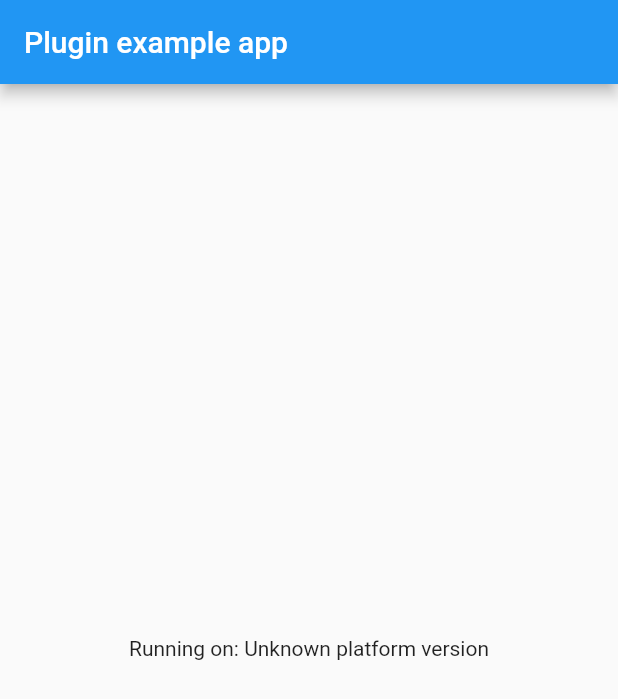
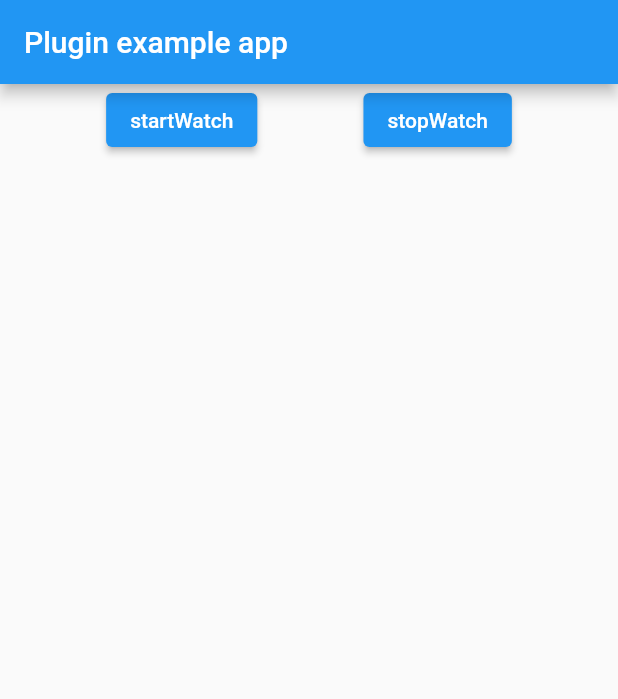
Before and after one commit to woodemi/quick_scanner, a Flutter app: the screen it shows after launch, on a phone screen of 412 x 824 dp. Shown: the top 699 px of the screen. Run offline on Flutter 3.47's test engine with Material 2 defaults, Android fonts, the light colour scheme and no system bars.

Commit message:
Add startWatch & stopWatch
Signed-off-by: wangkun <wangkun@woodemi.com>

```diff
--- a/example/lib/main.dart
+++ b/example/lib/main.dart
@@ -1,7 +1,5 @@
 import 'package:flutter/material.dart';
-import 'dart:async';
 
-import 'package:flutter/services.dart';
 import 'package:quick_scanner/quick_scanner.dart';
 
 void main() {
@@ -14,36 +12,6 @@ class MyApp extends StatefulWidget {
 }
 
 class _MyAppState extends State<MyApp> {
-  String _platformVersion = 'Unknown';
-
-  @override
-  void initState() {
-    super.initState();
-    initPlatformState();
-  }
-
-  // Platform messages are asynchronous, so we initialize in an async method.
-  Future<void> initPlatformState() async {
-    String platformVersion;
-    // Platform messages may fail, so we use a try/catch PlatformException.
-    // We also handle the message potentially returning null.
-    try {
-      platformVersion =
-          await QuickScanner.platformVersion ?? 'Unknown platform version';
-    } on PlatformException {
-      platformVersion = 'Failed to get platform version.';
-    }
-
-    // If the widget was removed from the tree while the asynchronous platform
-    // message was in flight, we want to discard the reply rather than calling
-    // setState to update our non-existent appearance.
-    if (!mounted) return;
-
-    setState(() {
-      _platformVersion = platformVersion;
-    });
-  }
-
   @override
   Widget build(BuildContext context) {
     return MaterialApp(
@@ -51,8 +19,26 @@ class _MyAppState extends State<MyApp> {
         appBar: AppBar(
           title: const Text('Plugin example app'),
         ),
-        body: Center(
-          child: Text('Running on: $_platformVersion\n'),
+        body: Column(
+          children: [
+            Row(
+              mainAxisAlignment: MainAxisAlignment.spaceEvenly,
+              children: [
+                ElevatedButton(
+                  child: Text('startWatch'),
+                  onPressed: () async {
+                    QuickScanner.startWatch();
+                  },
+                ),
+                ElevatedButton(
+                  child: Text('stopWatch'),
+                  onPressed: () async {
+                    QuickScanner.stopWatch();
+                  },
+                ),
+              ],
+            ),
+          ],
         ),
       ),
     );
--- a/lib/quick_scanner.dart
+++ b/lib/quick_scanner.dart
@@ -11,4 +11,8 @@ class QuickScanner {
     final String? version = await _channel.invokeMethod('getPlatformVersion');
     return version;
   }
+
+  static Future<void> startWatch() => _channel.invokeMethod('startWatch');
+
+  static Future<void> stopWatch() => _channel.invokeMethod('stopWatch');
 }
```
